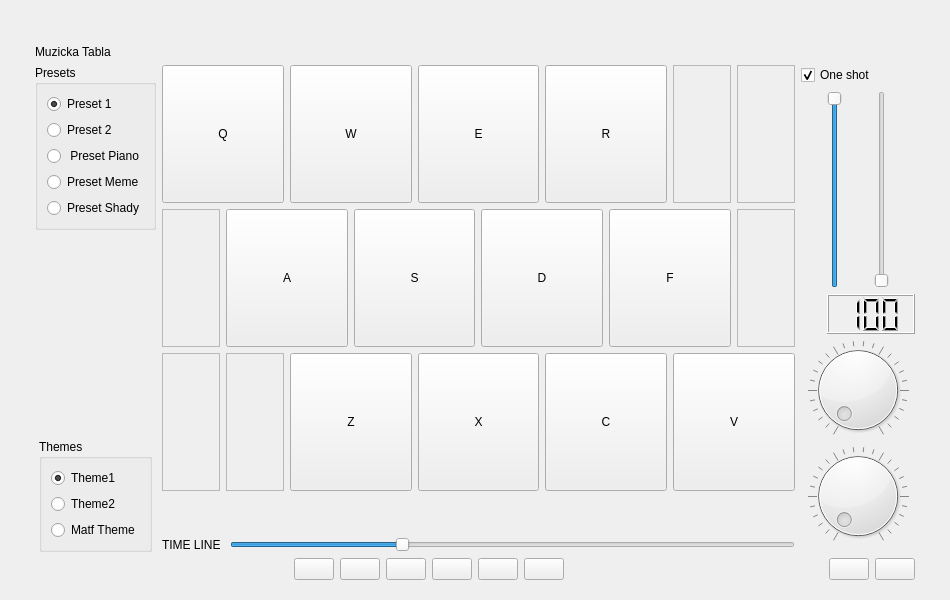
This is src/mainwindow.ui in goldengun1/Music_Board as Qt 5 draws it before an edit. The edited form follows.
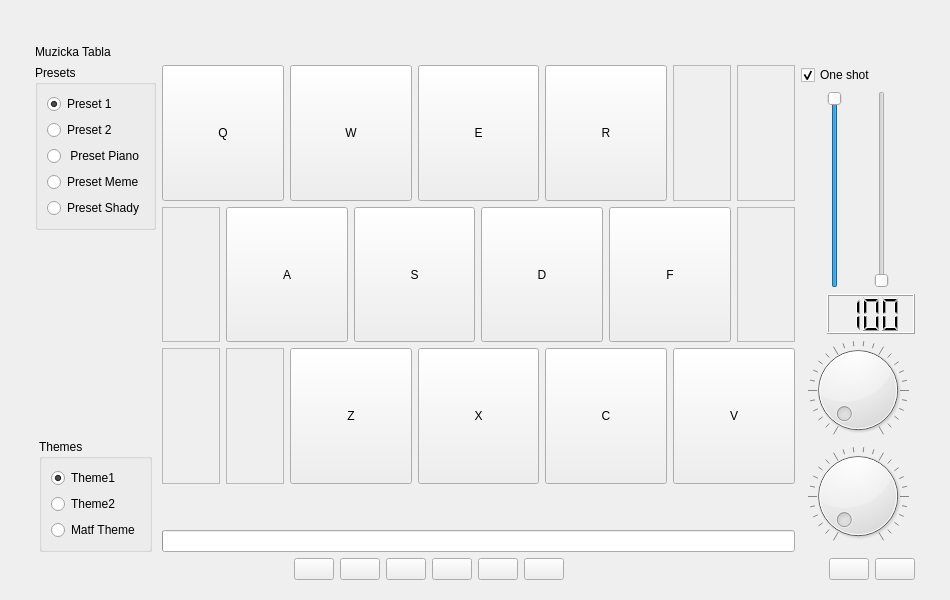
This is the edited form. Icons and pictures are not drawn. Custom widgets are drawn as their Qt base class.

What changed in the file:
```diff
--- a/src/mainwindow.ui
+++ b/src/mainwindow.ui
@@ -443,28 +443,15 @@
      <item>
       <layout class="QHBoxLayout" name="horizontalLayout_4">
        <item>
-        <widget class="QLabel" name="label">
-         <property name="text">
-          <string>TIME LINE </string>
-         </property>
-        </widget>
-       </item>
-       <item>
-        <widget class="QSlider" name="horizontalSlider">
+        <widget class="QProgressBar" name="progressBar">
          <property name="maximum">
-          <number>100</number>
-         </property>
-         <property name="pageStep">
-          <number>5</number>
+          <number>5000</number>
          </property>
          <property name="value">
-          <number>30</number>
+          <number>0</number>
          </property>
-         <property name="sliderPosition">
-          <number>30</number>
-         </property>
-         <property name="orientation">
-          <enum>Qt::Horizontal</enum>
+         <property name="textVisible">
+          <bool>false</bool>
          </property>
         </widget>
        </item>
```
